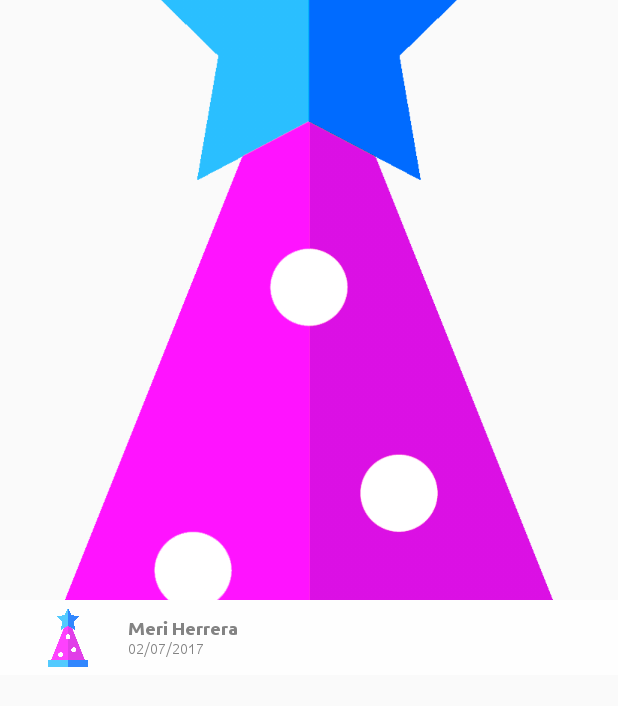
After one commit to herrerameri/Fiestapp-Android, an Android app: the layout activity_fotos_item.xml on its own in the app's theme, with its tools: preview values and no code run, on a phone screen of 412 x 824 dp. The commit adds this screen. Shown: the top 706 px of the screen. Run offline under Robolectric (Android 15) with nearby library versions, the phone set to English and light mode, and no system bars.

Commit message:
- H4 Ver galería de fotos: iniciando la galería

```diff
--- a/app/src/main/java/com/mint/fiestapp/models/entidades/FotoModel.java
+++ b/app/src/main/java/com/mint/fiestapp/models/entidades/FotoModel.java
@@ -13,6 +13,7 @@ public class FotoModel implements Serializable{
     public String Descripcion;
     public String FechaHora;
     public String Imagen;
+    public String Usuario;
 
     public void setKey(String key){
         this.key = key;
--- a/app/src/main/java/com/mint/fiestapp/presenters/misfiestas/MisFiestasPresenter.java
+++ b/app/src/main/java/com/mint/fiestapp/presenters/misfiestas/MisFiestasPresenter.java
@@ -47,6 +47,7 @@ public class MisFiestasPresenter implements IMisFiestasPresenter, MisFiestasMode
         model.obtenerFiestas();
     }
 
+    //region MisFiestasModel.IMisFiestasModelCallback
     @Override
     public void mostrarFiestas(List<FiestaModel> modelo){
         FiestaClickListener listener = new FiestaClickListener();
@@ -57,4 +58,5 @@ public class MisFiestasPresenter implements IMisFiestasPresenter, MisFiestasMode
     public void mostrarError(String mensaje){
         activity.mostrarError(mensaje);
     }
+    //endregion
 }
--- a/app/src/main/res/layout/activity_fiesta_fotos.xml
+++ b/app/src/main/res/layout/activity_fiesta_fotos.xml
@@ -23,7 +23,7 @@
             <pl.droidsonroids.gif.GifTextView
                 android:layout_width="match_parent"
                 android:layout_height="100dp"
-                android:background="@drawable/load"
+                android:background="@drawable/bubble"
                 />
 
         </LinearLayout>
@@ -102,6 +102,7 @@
                     android:textColor="@color/subtitles" />
 
                 <Button
+                    android:id="@+id/btnSubirFoto"
                     style="@style/FlatButton"
                     android:layout_width="wrap_content"
                     android:layout_height="@dimen/height_flat_button"
--- /dev/null
+++ b/app/src/main/res/layout/activity_fotos_item.xml
@@ -0,0 +1,60 @@
+<?xml version="1.0" encoding="utf-8"?>
+<LinearLayout
+        xmlns:android="http://schemas.android.com/apk/res/android"
+        xmlns:customAttrs="http://schemas.android.com/apk/res-auto"
+        android:layout_width="match_parent"
+        android:layout_height="wrap_content"
+        android:orientation="vertical">
+
+       <ImageView
+           android:id="@+id/imgFoto"
+           android:adjustViewBounds="true"
+           android:src="@drawable/bonete"
+           android:scaleType="centerCrop"
+           android:layout_height="400dp"
+           android:layout_width="match_parent"/>
+
+        <LinearLayout
+            android:layout_alignBottom="@id/imgFoto"
+            android:layout_width="match_parent"
+            android:layout_height="50dp"
+            android:padding="5dp"
+            android:weightSum="1"
+            android:orientation="horizontal"
+            android:alpha="0.8"
+            android:background="@color/white">
+
+            <ImageView
+                android:id="@+id/imgUsuario"
+                android:layout_width="0dp"
+                android:layout_height="wrap_content"
+                android:layout_weight="0.2"
+                android:src="@drawable/bonete" />
+
+            <LinearLayout
+                android:layout_width="0dp"
+                android:orientation="vertical"
+                android:layout_weight="0.6"
+                android:gravity="center_vertical"
+                android:layout_height="match_parent">
+
+                <com.mint.fiestapp.views.custom.CustomTextView
+                    android:id="@+id/texNombreUsuario"
+                    android:layout_width="wrap_content"
+                    customAttrs:customFont="UBUNTU_BOLD"
+                    android:textColor="@color/titles"
+                    android:layout_height="wrap_content"
+                    android:textSize="12sp"
+                    android:text="Meri Herrera"/>
+
+                <com.mint.fiestapp.views.custom.CustomTextView
+                    android:id="@+id/texDetalle"
+                    android:layout_width="wrap_content"
+                    customAttrs:customFont="UBUNTU_REGULAR"
+                    android:textColor="@color/titles"
+                    android:textSize="10sp"
+                    android:layout_height="wrap_content"
+                    android:text="02/07/2017"/>
+            </LinearLayout>
+        </LinearLayout>
+</LinearLayout>
--- a/app/src/main/res/values/colors.xml
+++ b/app/src/main/res/values/colors.xml
@@ -10,4 +10,5 @@
     <color name="violet">#BD10E0</color>
     <color name="subtitles">#999999</color>
     <color name="gray">#F5F5F5</color>
+    <color name="black">#000000</color>
 </resources>
--- a/app/src/main/res/values/dimens.xml
+++ b/app/src/main/res/values/dimens.xml
@@ -7,7 +7,7 @@
     <dimen name="between_cards">8dp</dimen>
     <dimen name="margin_bottom_nav">50dp</dimen>
     <dimen name="little_gap">5dp</dimen>
-    <dimen name="height_flat_button">35dp</dimen>
+    <dimen name="height_flat_button">40dp</dimen>
 
     <!-- Fuente -->
     <dimen name="fontsize_title">16sp</dimen>
--- a/app/src/main/res/values/strings.xml
+++ b/app/src/main/res/values/strings.xml
@@ -8,15 +8,16 @@
     <string name="facebook_app_id">209586026220608</string>
     <string name="fb_login_protocol_scheme">fb209586026220608</string>
 
-    <!-- MIS FIESTAS -->
+    <!-- TITULOS -->
     <string name="mis_fiestas">Mis fiestas</string>
+    <string name="galeria">Galería</string>
 
     <!-- FIESTA -->
     <string name="dias_faltantes">DÍAS</string>
     <string name="invitados">INVITADOS</string>
     <string name="fotos">FOTOS</string>
     <string name="mas_info">+ INFO</string>
-    <string name="ver_galeria">VER GALERÍA</string>
+    <string name="ver_galeria">GALERÍA</string>
     <string name="subir_foto">SUBIR FOTO</string>
     <string name="proponer_cancion">PROPONER CANCIÓN</string>
     <string name="que_opinion_musica">¿Que opinás sobre la música?</string>
```
Also changed, not shown: app/src/main/AndroidManifest.xml (+5 -4 lines), app/src/main/java/com/mint/fiestapp/presenters/fiesta/FiestaPresenter.java (+26 -4 lines), app/src/main/java/com/mint/fiestapp/presenters/fotos/FotosAdapter.java (added, +87 -0 lines), app/src/main/java/com/mint/fiestapp/presenters/fotos/FotosPresenter.java (added, +71 -0 lines), app/src/main/java/com/mint/fiestapp/presenters/fotos/IFotosPresenter.java (added, +11 -0 lines), app/src/main/java/com/mint/fiestapp/presenters/misfiestas/MisFiestasAdapter.java (+6 -6 lines), app/src/main/java/com/mint/fiestapp/views/fiesta/FotosView.java (+47 -3 lines), app/src/main/java/com/mint/fiestapp/views/fotos/FotosActivity.java (added, +70 -0 lines), app/src/main/java/com/mint/fiestapp/views/fotos/IFotosActivity.java (added, +12 -0 lines), app/src/main/res/layout/activity_fotos.xml (added, +38 -0 lines).
